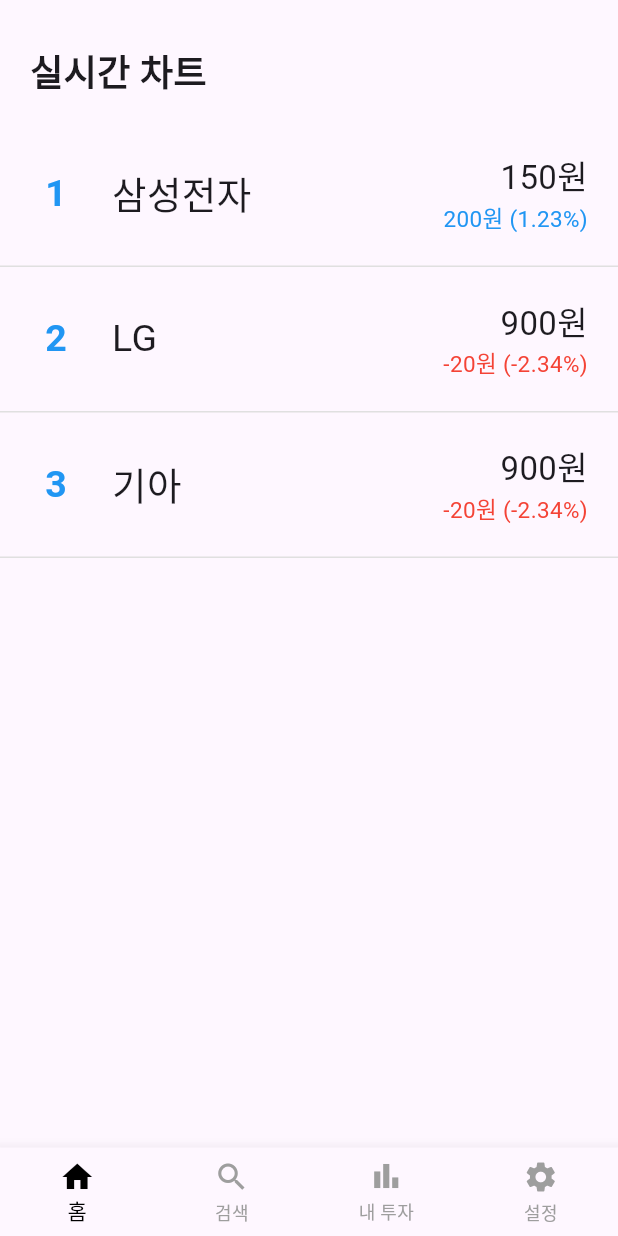
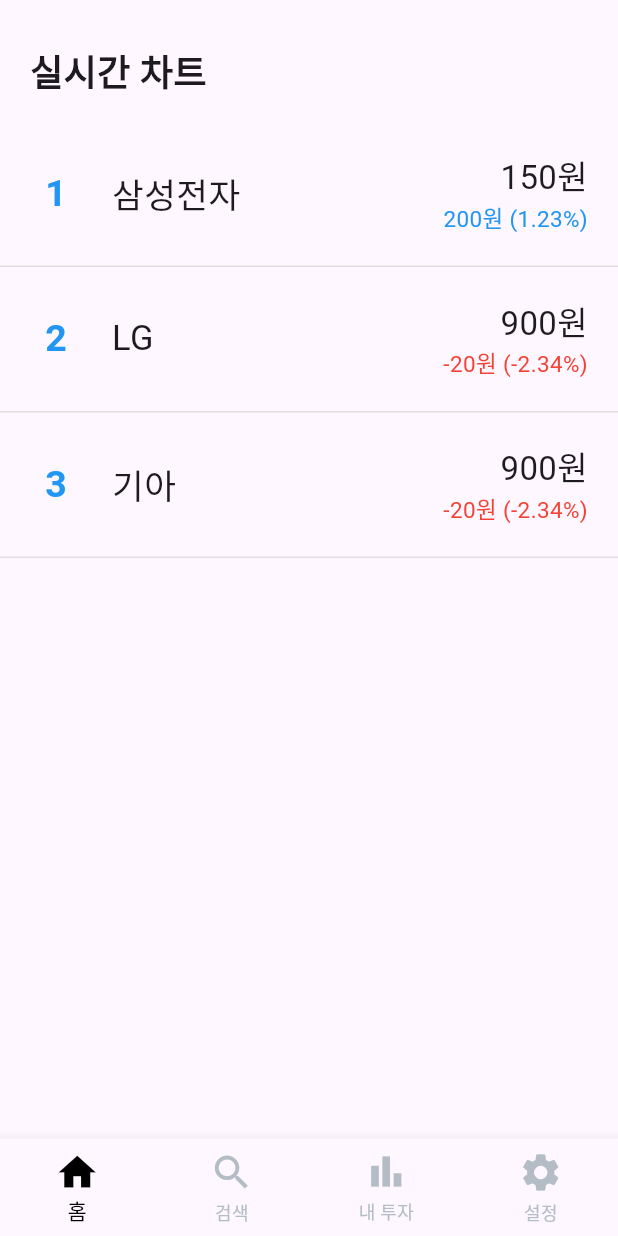
Before and after one commit to seo0o519/StocklyApp, a Flutter app: the screen it shows after launch, on a phone screen of 412 x 824 dp. Run offline on Flutter 3.47's test engine with Material 3 defaults, Android fonts, the phone set to English and light mode, and no system bars.

Commit message:
feat: 네비게이션바 버튼 연결

```diff
--- a/lib/main.dart
+++ b/lib/main.dart
@@ -1,6 +1,5 @@
 import 'package:flutter/material.dart';
-import 'screens/home.dart';
-import 'screens/details.dart';
+import './widgets/bottom_navigation_bar.dart';
 
 void main() {
   runApp(MyApp());
@@ -13,10 +12,7 @@ class MyApp extends StatelessWidget {
       title: 'Flutter Demo',
       theme: ThemeData(primarySwatch: Colors.blue),
       initialRoute: '/',
-      routes: {
-        '/': (context) => Home(),
-        '/details': (context) => Details(), // 명명된 라우트 등록
-      },
+      home: AppBottomNavigationBar(),
     );
   }
 }
--- a/lib/screens/home.dart
+++ b/lib/screens/home.dart
@@ -69,14 +69,6 @@ class _HomeState extends State<Home> {
           ],
         ),
       ),
-      bottomNavigationBar: AppBottomNavigationBar(
-        currentIndex: _currentIndex,
-        onTap: (index) {
-          setState(() {
-            _currentIndex = index; // 선택된 탭 변경
-          });
-        },
-      ),
     );
   }
 }
--- a/lib/widgets/bottom_navigation_bar.dart
+++ b/lib/widgets/bottom_navigation_bar.dart
@@ -1,41 +1,59 @@
 import 'package:flutter/material.dart';
+import '../screens/home.dart';
+import '../screens/search.dart';
+import '../screens/my_invest.dart';
+import '../screens/settings.dart';
 
-class AppBottomNavigationBar extends StatelessWidget {
-  final ValueChanged<int> onTap; // 탭 선택 시 실행할 함수
-  final int currentIndex; // 현재 선택된 탭 인덱스
+class AppBottomNavigationBar extends StatefulWidget {
+  @override
+  _AppBottomNavigationBarState createState() => _AppBottomNavigationBarState();
+}
 
-  const AppBottomNavigationBar({
-    Key? key,
-    required this.onTap,
-    required this.currentIndex,
-  }) : super(key: key);
+class _AppBottomNavigationBarState extends State<AppBottomNavigationBar> {
+  int _currentIndex = 0;
+
+  final List<Widget> _screens = [
+    Home(),
+    SearchScreen(),
+    MyInvestScreen(),
+    SettingsScreen(),
+  ];
+
+  void _onTabTapped(int index) {
+    setState(() {
+      _currentIndex = index; // 탭 인덱스 변경
+    });
+  }
 
   @override
   Widget build(BuildContext context) {
-    return BottomNavigationBar(
-      currentIndex: currentIndex,
-      onTap: onTap,
-      selectedItemColor: Colors.black, // 선택된 탭의 아이콘 및 글자 색
-      unselectedItemColor: Colors.grey, // 선택되지 않은 탭의 아이콘 및 글자 색
-      type: BottomNavigationBarType.fixed,
+    return Scaffold(
+      body: _screens[_currentIndex], // 선택된 페이지를 표시
+      bottomNavigationBar: BottomNavigationBar(
+        currentIndex: _currentIndex, // 현재 인덱스
+        onTap: _onTabTapped, // 탭 선택 시 실행
+        selectedItemColor: Colors.black, // 선택된 탭 아이콘 및 글자 색
+        unselectedItemColor: Color(0xFFB4BDC6), // 선택되지 않은 탭 아이콘 및 글자 색
+        type: BottomNavigationBarType.fixed, // 애니메이션 없애기
         items: const [
           BottomNavigationBarItem(
-          icon: Icon(Icons.home),
+            icon: Icon(Icons.home, size:30),
             label: '홈',
           ),
           BottomNavigationBarItem(
-          icon: Icon(Icons.search),
+            icon: Icon(Icons.search, size:30),
             label: '검색',
           ),
           BottomNavigationBarItem(
-          icon: Icon(Icons.bar_chart),
+            icon: Icon(Icons.bar_chart, size:30),
             label: '내 투자',
           ),
           BottomNavigationBarItem(
-          icon: Icon(Icons.settings),
+            icon: Icon(Icons.settings, size:30),
             label: '설정',
           ),
         ],
+      ),
     );
   }
 }
--- a/lib/widgets/chart_list_item.dart
+++ b/lib/widgets/chart_list_item.dart
@@ -58,7 +58,7 @@ class StockTable extends StatelessWidget {
                                   ),
                                 ),
                                 const SizedBox(width: 20),
-                                Text(data['name'], style: const TextStyle(fontSize: 25)),
+                                Text(data['name'], style: const TextStyle(fontSize: 23)),
                               ],
                             ),
                           ),
```
Also changed, not shown: lib/screens/my_invest.dart (added, +11 -0 lines), lib/screens/search.dart (added, +11 -0 lines), lib/screens/settings.dart (added, +11 -0 lines). Lines whose indentation alone changed are shown as unchanged.
